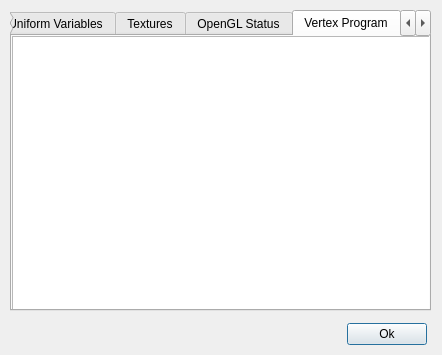
Before: the Qt Designer form src/meshlabplugins/meshrender/shaderDialog.ui in cnr-isti-vclab/meshlab, drawn with Qt 5.
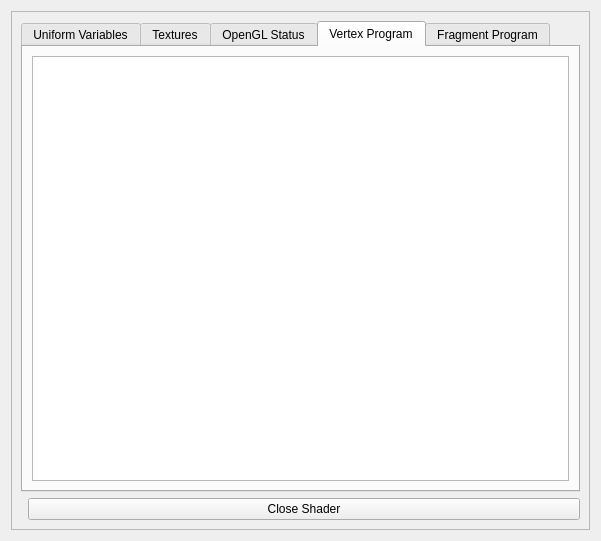
After: the same form once the commit is applied. The open tabs and pages were chosen to show the change. Icons and pictures are not drawn.

Commit message: Changed the dialog of the parameters now it is a dockwidget like the other edit plugins

What changed in the file:
```diff
--- a/src/meshlabplugins/meshrender/shaderDialog.ui
+++ b/src/meshlabplugins/meshrender/shaderDialog.ui
@@ -3,91 +3,30 @@
  <comment></comment>
  <exportmacro></exportmacro>
  <class>ShaderDialogClass</class>
- <widget class="QDialog" name="ShaderDialogClass" >
+ <widget class="QWidget" name="ShaderDialogClass" >
   <property name="geometry" >
    <rect>
     <x>0</x>
     <y>0</y>
-    <width>442</width>
-    <height>355</height>
+    <width>601</width>
+    <height>541</height>
    </rect>
   </property>
-  <property name="sizePolicy" >
-   <sizepolicy>
-    <hsizetype>0</hsizetype>
-    <vsizetype>0</vsizetype>
-    <horstretch>0</horstretch>
-    <verstretch>0</verstretch>
-   </sizepolicy>
-  </property>
-  <property name="minimumSize" >
-   <size>
-    <width>442</width>
-    <height>355</height>
-   </size>
-  </property>
-  <property name="maximumSize" >
-   <size>
-    <width>442</width>
-    <height>355</height>
-   </size>
-  </property>
-  <property name="focusPolicy" >
-   <enum>Qt::StrongFocus</enum>
-  </property>
   <property name="windowTitle" >
    <string>ShaderDialog</string>
   </property>
-  <property name="windowIcon" >
-   <iconset>..\..\..\..\..\meshlab\src\meshlab\images\eye16.png</iconset>
-  </property>
-  <widget class="QWidget" name="layoutWidget" >
-   <property name="geometry" >
-    <rect>
-     <x>21</x>
-     <y>321</y>
-     <width>406</width>
-     <height>27</height>
-    </rect>
-   </property>
-   <layout class="QHBoxLayout" >
-    <property name="margin" >
-     <number>0</number>
-    </property>
-    <property name="spacing" >
-     <number>6</number>
-    </property>
+  <layout class="QVBoxLayout" name="verticalLayout_2" >
     <item>
-     <spacer>
-      <property name="orientation" >
-       <enum>Qt::Horizontal</enum>
-      </property>
-      <property name="sizeHint" >
-       <size>
-        <width>321</width>
-        <height>25</height>
-       </size>
-      </property>
-     </spacer>
-    </item>
+    <widget class="QFrame" name="frame" >
+     <property name="frameShape" >
+      <enum>QFrame::StyledPanel</enum>
+     </property>
+     <property name="frameShadow" >
+      <enum>QFrame::Raised</enum>
+     </property>
+     <layout class="QVBoxLayout" name="verticalLayout" >
     <item>
-     <widget class="QPushButton" name="okButton" >
-      <property name="text" >
-       <string>Ok</string>
-      </property>
-     </widget>
-    </item>
-   </layout>
-  </widget>
   <widget class="QTabWidget" name="tabWidget" >
-   <property name="geometry" >
-    <rect>
-     <x>10</x>
-     <y>10</y>
-     <width>421</width>
-     <height>301</height>
-    </rect>
-   </property>
    <property name="currentIndex" >
     <number>0</number>
    </property>
@@ -128,36 +67,47 @@
     <attribute name="title" >
      <string>Vertex Program</string>
     </attribute>
-    <widget class="QTextBrowser" name="vpTextBrowser" >
-     <property name="geometry" >
-      <rect>
-       <x>0</x>
-       <y>0</y>
-       <width>421</width>
-       <height>281</height>
-      </rect>
-     </property>
-    </widget>
+         <layout class="QHBoxLayout" name="horizontalLayout_2" >
+          <item>
+           <widget class="QTextBrowser" name="vpTextBrowser" />
+          </item>
+         </layout>
    </widget>
    <widget class="QWidget" name="fpTab" >
     <attribute name="title" >
      <string>Fragment Program</string>
     </attribute>
-    <widget class="QTextBrowser" name="fpTextBrowser" >
-     <property name="geometry" >
-      <rect>
-       <x>0</x>
-       <y>0</y>
-       <width>421</width>
-       <height>281</height>
-      </rect>
-     </property>
-    </widget>
-   </widget>
-  </widget>
- </widget>
- <layoutdefault spacing="6" margin="11" />
- <pixmapfunction></pixmapfunction>
+         <layout class="QHBoxLayout" name="horizontalLayout" >
+          <item>
+           <widget class="QTextBrowser" name="fpTextBrowser" />
+          </item>
+         </layout>
+        </widget>
+       </widget>
+      </item>
+      <item>
+       <layout class="QHBoxLayout" name="bottomRowLayout" >
+        <item>
+         <spacer name="spacer" >
+          <property name="orientation" >
+           <enum>Qt::Horizontal</enum>
+          </property>
+         </spacer>
+        </item>
+        <item>
+         <widget class="QPushButton" name="okButton" >
+          <property name="text" >
+           <string>Close Shader</string>
+          </property>
+         </widget>
+        </item>
+       </layout>
+      </item>
+     </layout>
+    </widget>
+   </item>
+  </layout>
+ </widget>
  <resources/>
  <connections/>
 </ui>
```
Left out of the diff: 16 changed lines with no effect on the pictures. Lines whose indentation alone changed are shown as unchanged. The commit also changes 3 other files.
